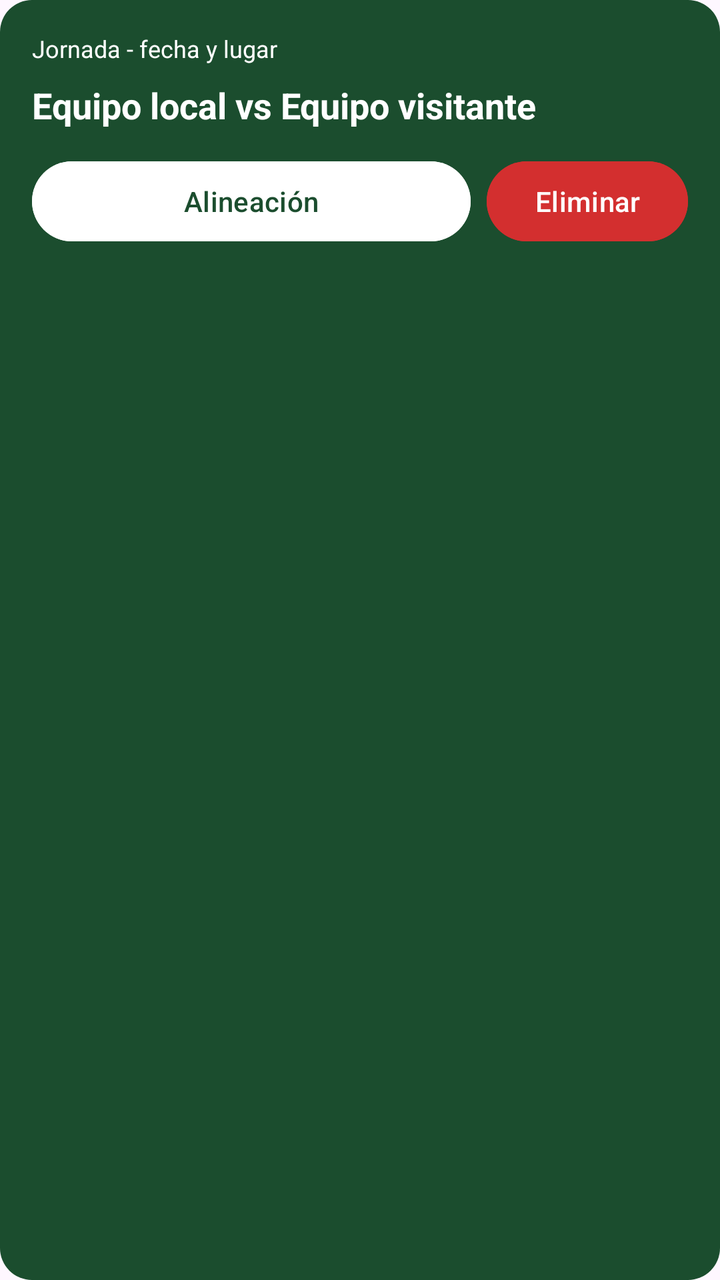
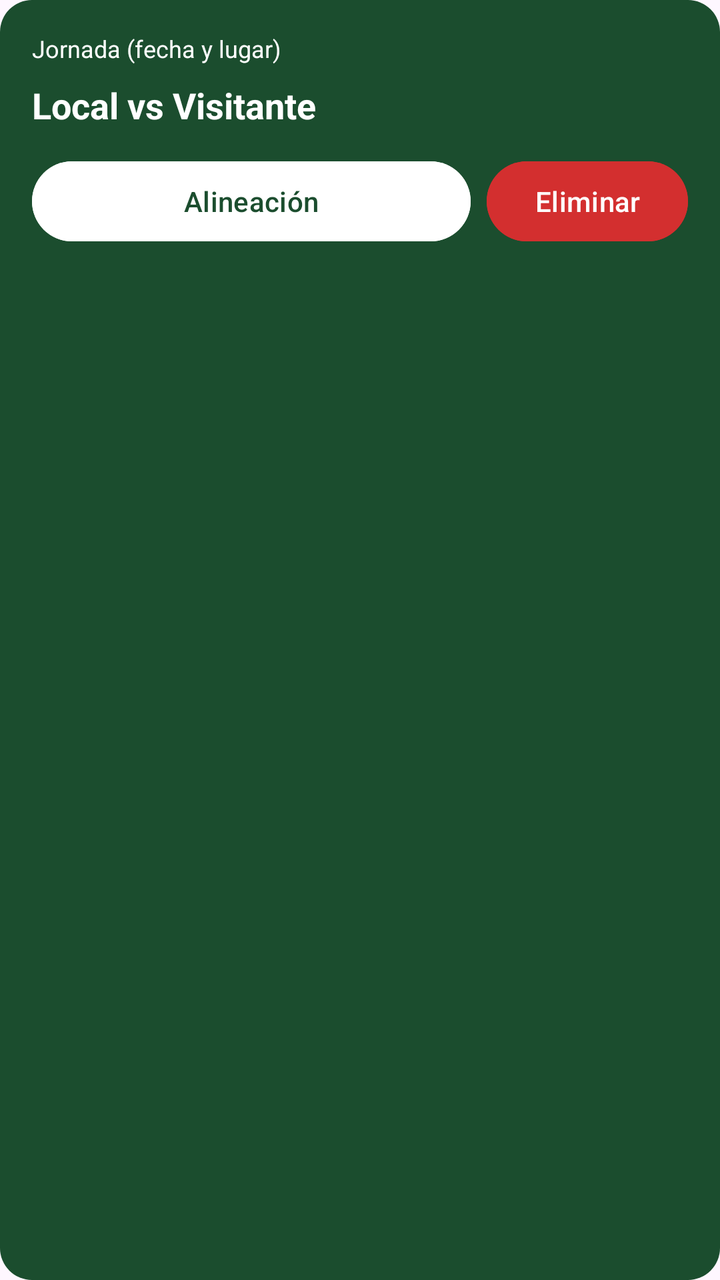

Before-and-after screenshots of an Android layout around one commit, followed by the original layout XML and the change that was made.
<!-- AndroidManifest.xml: application theme Theme.Material3.DayNight.NoActionBar -->
<!-- res/layout/item_partido.xml -->
<?xml version="1.0" encoding="utf-8"?>
<LinearLayout xmlns:android="http://schemas.android.com/apk/res/android"
    android:layout_width="match_parent"
    android:layout_height="wrap_content"
    android:layout_marginBottom="12dp"
    android:background="@drawable/bg_soccer_pitch"
    android:orientation="vertical"
    android:padding="16dp">

    <TextView
        android:id="@+id/tvFechaLugarPartido"
        android:layout_width="wrap_content"
        android:layout_height="wrap_content"
        android:text="Jornada - fecha y lugar"
        android:textColor="@color/blanco"
        android:textSize="12sp" />

    <TextView
        android:id="@+id/tvEquiposPartido"
        android:layout_width="wrap_content"
        android:layout_height="wrap_content"
        android:layout_marginTop="8dp"
        android:text="Equipo local vs Equipo visitante"
        android:textColor="@color/blanco"
        android:textSize="18sp"
        android:textStyle="bold" />

    <LinearLayout
        android:layout_width="match_parent"
        android:layout_height="wrap_content"
        android:layout_marginTop="12dp"
        android:orientation="horizontal">

        <Button
            android:id="@+id/btnAlineacionPartido"
            android:layout_width="0dp"
            android:layout_height="wrap_content"
            android:layout_weight="1"
            android:backgroundTint="@color/blanco"
            android:text="Alineación"
            android:textColor="@color/verde_cancha" />

        <Button
            android:id="@+id/btnEliminarPartido"
            android:layout_width="wrap_content"
            android:layout_height="wrap_content"
            android:layout_marginStart="8dp"
            android:backgroundTint="@color/rojo_estado"
            android:text="Eliminar"
            android:textColor="@color/blanco" />
    </LinearLayout>

</LinearLayout>
<!-- resources referenced by this layout -->
<resources>
  <color name="blanco">#FFFFFF</color>
  <color name="rojo_estado">#D32F2F</color>
  <color name="verde_cancha">#1B4D2E</color>
  <!-- drawable bg_soccer_pitch (drawable) -->
  <?xml version="1.0" encoding="utf-8"?>
  <shape xmlns:android="http://schemas.android.com/apk/res/android">
      <solid android:color="@color/verde_cancha" />
      <corners android:radius="16dp" />
  </shape>
</resources>

<!-- the commit's change to res/layout/item_partido.xml (unified diff, before → after) -->
@@ -11,7 +11,7 @@
         android:id="@+id/tvFechaLugarPartido"
         android:layout_width="wrap_content"
         android:layout_height="wrap_content"
-        android:text="Jornada - fecha y lugar"
+        android:text="Jornada (fecha y lugar)"
         android:textColor="@color/blanco"
         android:textSize="12sp" />
 
@@ -20,7 +20,7 @@
         android:layout_width="wrap_content"
         android:layout_height="wrap_content"
         android:layout_marginTop="8dp"
-        android:text="Equipo local vs Equipo visitante"
+        android:text="Local vs Visitante"
         android:textColor="@color/blanco"
         android:textSize="18sp"
         android:textStyle="bold" />
